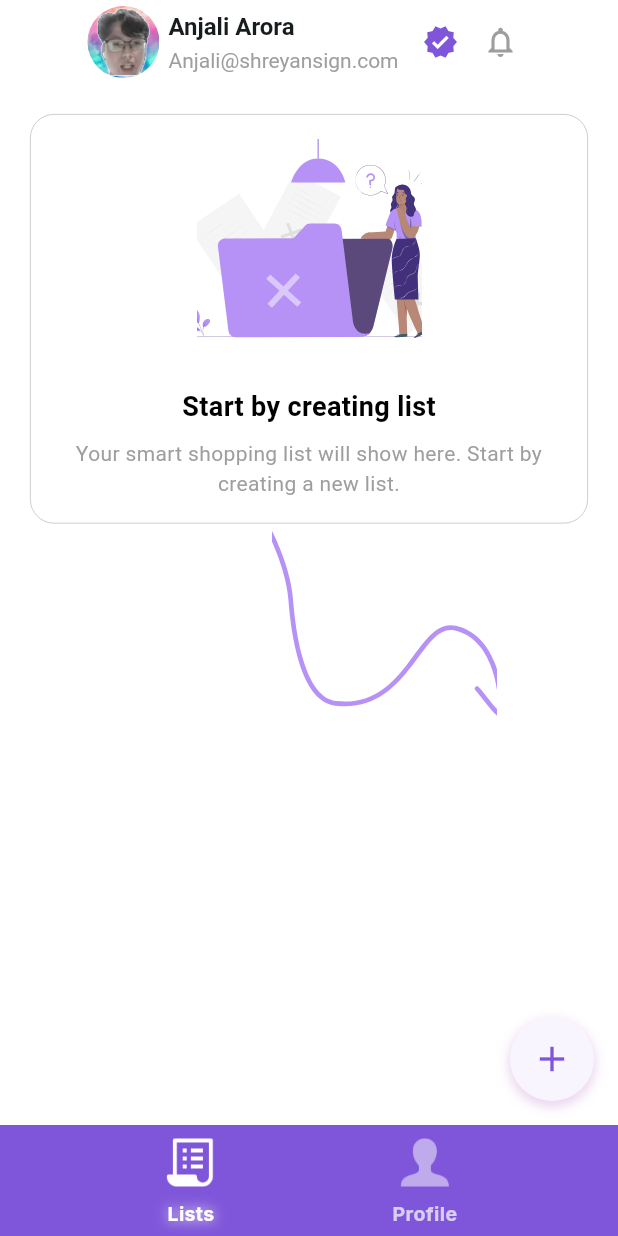
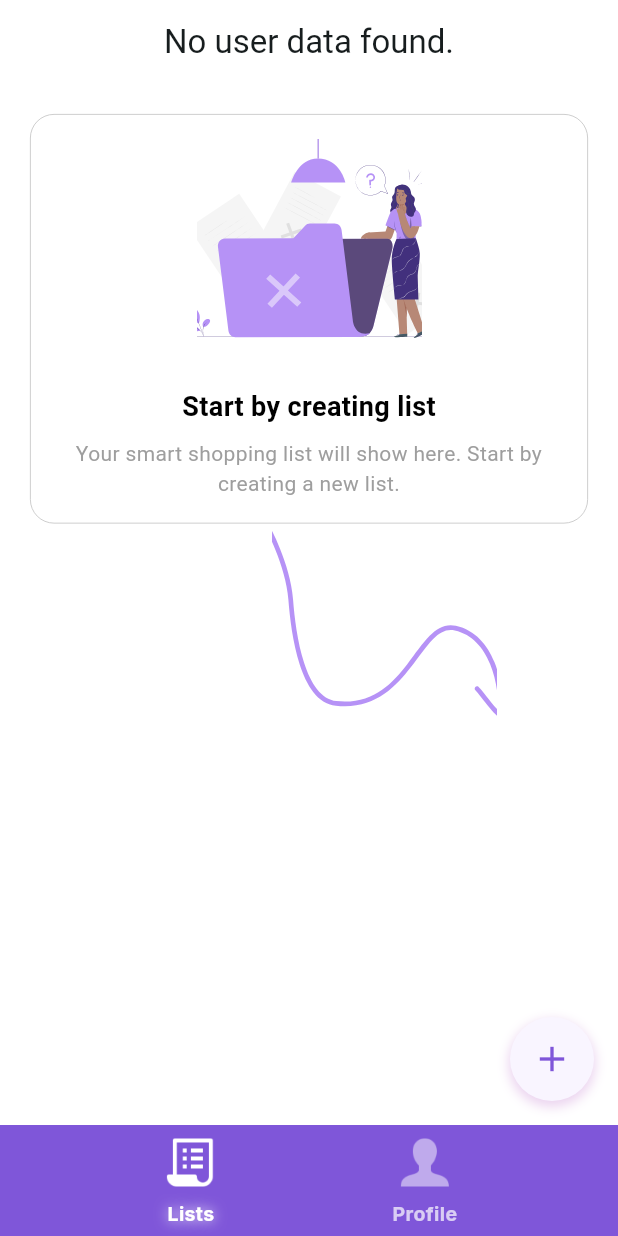
Before and after one commit to jhoniananta/Shopify-Shopping-List-App, a Flutter app: the HomeListPage screen opened by its route, on a phone screen of 412 x 824 dp. Run offline on Flutter 3.47's test engine with Material 3 defaults, Android fonts, the phone set to English and light mode, and no system bars; our stand-ins replace cloud_firestore, firebase_core, flutter_svg, font_awesome_flutter, page_transition; accounts and stored records are empty.

Commit message:
ganti account model

```diff
--- a/lib/widgets/profile.dart
+++ b/lib/widgets/profile.dart
@@ -1,10 +1,30 @@
 // ignore_for_file: prefer_const_constructors
 
 import 'package:flutter/material.dart';
+import 'package:shopify_shopping_list_app/services/firestore.dart';
+import 'package:shopify_shopping_list_app/models/account_model.dart';
 
 class ProfileCard extends StatelessWidget {
+  final FirestoreService _firestoreService = FirestoreService();
+
   @override
   Widget build(BuildContext context) {
+    return StreamBuilder<List<Account>>(
+      stream: _firestoreService.getAccounts(),
+      builder: (context, snapshot) {
+        if (snapshot.connectionState == ConnectionState.waiting) {
+          return Center(child: CircularProgressIndicator());
+        }
+        if (snapshot.hasError) {
+          return Center(child: Text('Error: ${snapshot.error}'));
+        }
+        if (!snapshot.hasData || snapshot.data!.isEmpty) {
+          return Center(child: Text('No user data found.'));
+        }
+
+        // Assuming the first account in the list is the logged-in user's profile
+        final account = snapshot.data![0];
+
         return Container(
           padding: const EdgeInsets.fromLTRB(0, 0, 8.0, 0),
           decoration: BoxDecoration(
@@ -22,7 +42,7 @@ class ProfileCard extends StatelessWidget {
                 },
                 child: ClipOval(
                   child: Image(
-                image : AssetImage('assets/profilepicture.png'),
+                    image: AssetImage('assets/profilepicture.png'),
                     width: 48,
                     height: 48,
                     fit: BoxFit.cover,
@@ -38,9 +58,9 @@ class ProfileCard extends StatelessWidget {
                 child: Expanded(
                   child: Column(
                     crossAxisAlignment: CrossAxisAlignment.start,
-                children: const [
+                    children: [
                       Text(
-                    'Anjali Arora',
+                        account.name,
                         style: TextStyle(
                           fontSize: 16.0,
                           fontWeight: FontWeight.bold,
@@ -48,7 +68,7 @@ class ProfileCard extends StatelessWidget {
                       ),
                       SizedBox(height: 4.0),
                       Text(
-                    'Anjali@shreyansign.com',
+                        account.email,
                         style: TextStyle(
                           fontSize: 14.0,
                           color: Colors.grey,
@@ -78,5 +98,7 @@ class ProfileCard extends StatelessWidget {
             ],
           ),
         );
+      },
+    );
   }
 }
```
Lines whose indentation alone changed are shown as unchanged.
